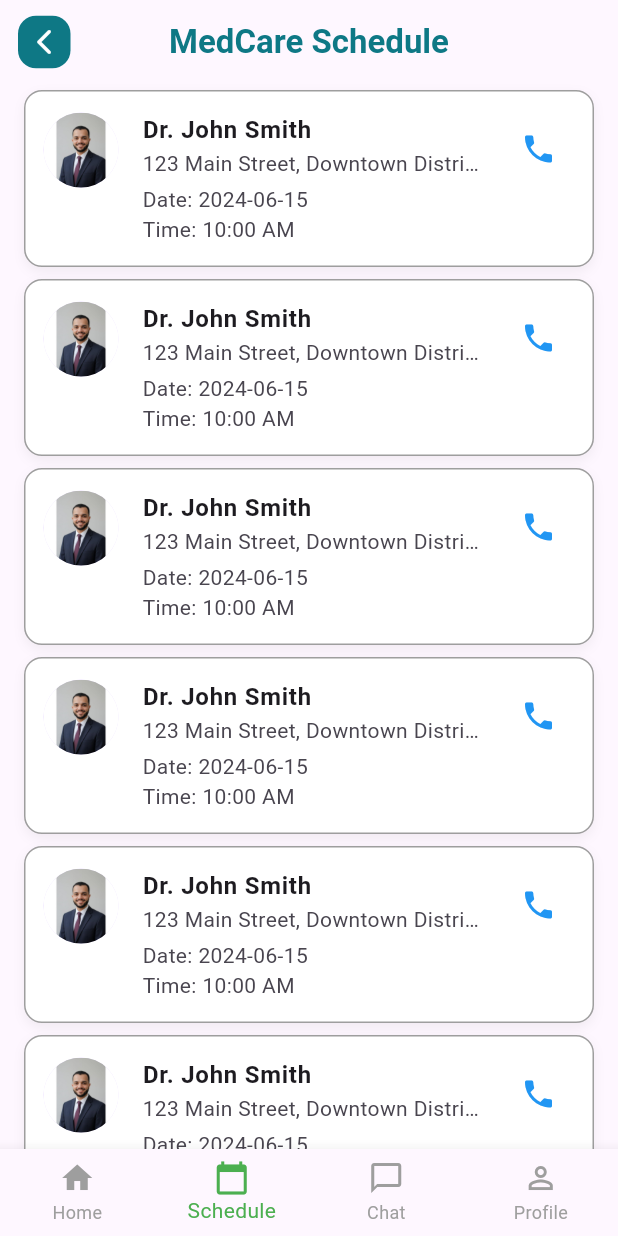
After one commit to MElwakel/MedCare, a Flutter app: the ScheduleView screen opened by its route, on a phone screen of 412 x 824 dp. The commit adds this screen. Run offline on Flutter 3.47's test engine with Material 3 defaults, Android fonts, the phone set to English and light mode, and no system bars; our stand-ins replace font_awesome_flutter, go_router, pin_code_fields, readmore.

Commit message:
adding schedule ui

```diff
--- a/lib/core/router/app_router.dart
+++ b/lib/core/router/app_router.dart
@@ -13,6 +13,7 @@ import 'package:medcare/features/home/presentation/views/article_view.dart';
 import 'package:medcare/features/home/presentation/views/home_view.dart';
 import 'package:medcare/features/hospital/presentation/views/hospital_view.dart';
 import 'package:medcare/features/pharmacies/presentation/views/pharmacies_view.dart';
+import 'package:medcare/features/schedule/presentation/views/schedule_view.dart';
 import 'package:medcare/features/splash/splash_view.dart';
 
 final GoRouter appRouter = GoRouter(
@@ -85,11 +86,14 @@ final GoRouter appRouter = GoRouter(
       builder: (context, state) => const AllChatView(),
     ),
 
-     GoRoute(
+    GoRoute(
       path:'/articlepageview',
       builder: (context, state) => const ArticlePageView(),
     ),
-
+    GoRoute(
+      path: ScheduleView.id,
+      builder: (context, state) => const ScheduleView(),
+    ),
   ],
 );
 
--- a/lib/features/home/presentation/widgets/button_navigation_bar.dart
+++ b/lib/features/home/presentation/widgets/button_navigation_bar.dart
@@ -2,6 +2,7 @@ import 'package:flutter/material.dart';
 import 'package:go_router/go_router.dart';
 import 'package:medcare/features/chat/presentation/views/all_chat_view.dart';
 import 'package:medcare/features/home/presentation/views/home_view.dart';
+import 'package:medcare/features/schedule/presentation/views/schedule_view.dart';
 
 class ButtonNavigationBar extends StatelessWidget {
   final int selectedIndex;
@@ -20,7 +21,7 @@ class ButtonNavigationBar extends StatelessWidget {
             context.go(HomePage.id);
             break;
           case 1:
-            //context.go('/sechdule');
+            context.go(ScheduleView.id);
             break;
           case 2:
             context.go(AllChatView.id);
--- /dev/null
+++ b/lib/features/schedule/domain/entities/booking_entity.dart
@@ -0,0 +1,17 @@
+class BookingEntity {
+  final String doctorName;
+  final String address;
+  final String imageUrl;
+  final String bookingDate;
+  final String bookingTime;
+  final String? phone;
+
+  const BookingEntity({
+    required this.doctorName,
+    required this.address,
+    required this.imageUrl,
+    required this.bookingDate,
+    required this.bookingTime,
+    this.phone,
+  });
+}
--- /dev/null
+++ b/lib/features/schedule/presentation/views/schedule_view.dart
@@ -0,0 +1,18 @@
+import 'package:flutter/material.dart';
+import 'package:medcare/core/helpers/build_custom_app_bar.dart';
+import 'package:medcare/features/home/presentation/widgets/button_navigation_bar.dart';
+import 'package:medcare/features/schedule/presentation/views/widgets/schedule_view_body.dart';
+
+class ScheduleView extends StatelessWidget {
+  const ScheduleView({super.key});
+
+  static const String id = '/sechdule';
+  @override
+  Widget build(BuildContext context) {
+    return Scaffold(
+      appBar: buildCustomAppBar(title: 'MedCare Schedule'),
+      body: ScheduleViewBody(),
+      bottomNavigationBar: ButtonNavigationBar(selectedIndex: 1)
+    );
+  }
+}
--- /dev/null
+++ b/lib/features/schedule/presentation/views/widgets/booking_item.dart
@@ -0,0 +1,68 @@
+import 'package:flutter/material.dart';
+
+class BookingItem extends StatelessWidget {
+  final String imageUrl;
+  final String doctorName;
+  final String address;
+  final String bookingDate;
+  final String bookingTime;
+  final String phone;
+
+  const BookingItem({
+    super.key,
+    required this.imageUrl,
+    required this.doctorName,
+    required this.address,
+    required this.bookingDate,
+    required this.bookingTime,
+    required this.phone,
+  });
+
+  @override
+  Widget build(BuildContext context) {
+    return Padding(
+      padding: const EdgeInsets.symmetric(horizontal: 16.0, vertical: 4),
+      child: Container(
+        decoration: BoxDecoration(
+          border: Border.all(color: Colors.grey),
+          color: Colors.white,
+          borderRadius: BorderRadius.circular(12),
+          boxShadow: [
+            BoxShadow(
+              color: Colors.black12.withValues(alpha: 0.05),
+              blurRadius: 6,
+              offset: const Offset(0, 3),
+            ),
+          ],
+        ),
+        child: ListTile(
+          contentPadding: const EdgeInsets.symmetric(horizontal: 12, vertical: 6),
+          leading: CircleAvatar(
+            radius: 25,
+            backgroundImage: AssetImage(imageUrl),
+          ),
+          title: Text(
+            doctorName,
+            style: const TextStyle(fontWeight: FontWeight.bold),
+          ),
+          subtitle: Column(
+            crossAxisAlignment: CrossAxisAlignment.start,
+            children: [
+              Text(address, maxLines: 1, overflow: TextOverflow.ellipsis),
+              const SizedBox(height: 4),
+              Text('Date: $bookingDate'),
+              Text('Time: $bookingTime'),
+            ],
+          ),
+          isThreeLine: true,
+          trailing: IconButton(
+            icon: const Icon(Icons.phone, color: Colors.blue),
+            onPressed: () {
+              print('Calling $phone');
+            },
+          ),
+        ),
+      ),
+    );
+  }
+}
--- /dev/null
+++ b/lib/features/schedule/presentation/views/widgets/schedule_view_body.dart
@@ -0,0 +1,23 @@
+import 'package:flutter/material.dart';
+import 'package:medcare/features/schedule/presentation/views/widgets/booking_item.dart';
+
+class ScheduleViewBody extends StatelessWidget {
+  const ScheduleViewBody({super.key});
+
+  @override
+  Widget build(BuildContext context) {
+    return ListView.builder(
+      itemCount: 15,
+      itemBuilder: (context, index) {
+        return BookingItem(
+          doctorName: 'Dr. John Smith',
+          address: '123 Main Street, Downtown District, City Center, 12345',
+          imageUrl: 'assets/images/p3.jpg',
+          bookingDate: '2024-06-15',
+          bookingTime: '10:00 AM',
+          phone: '+1 (555) 123-4567',
+        );
+      },
+    );
+  }
+}
```
